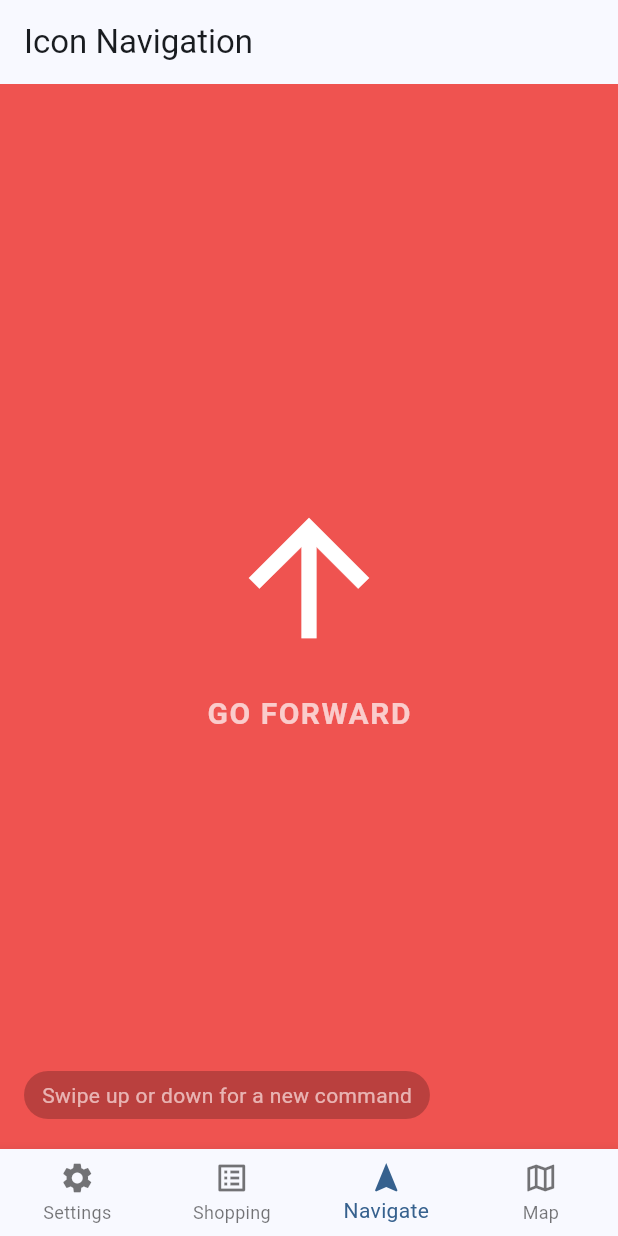
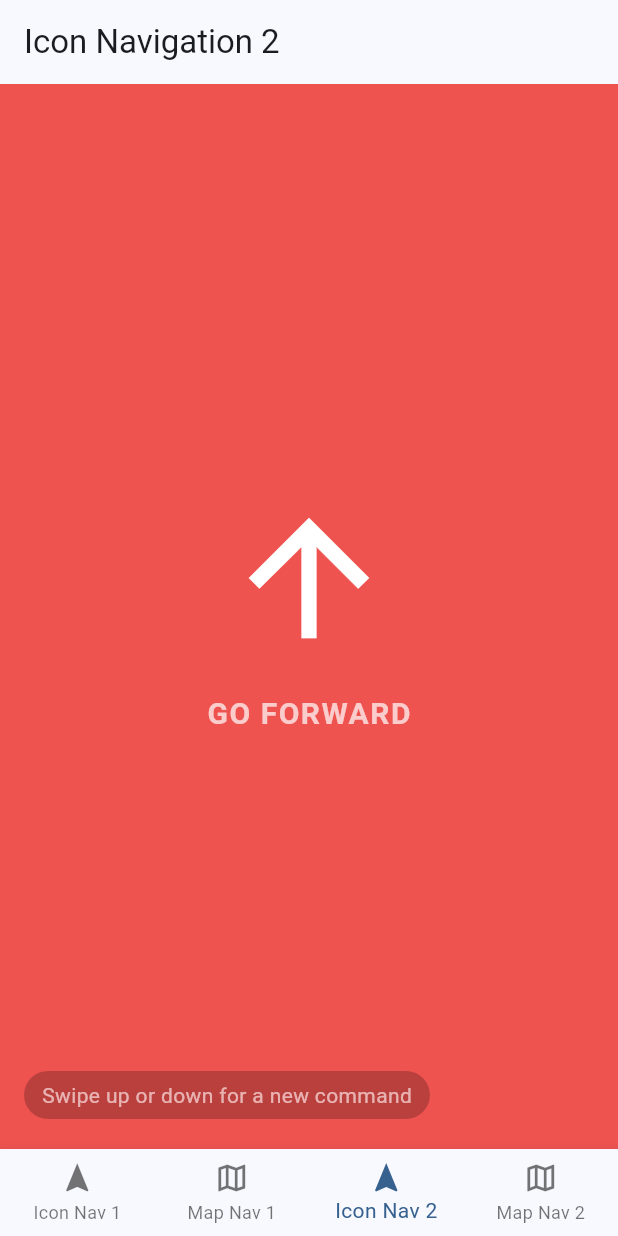
Before and after one commit to danielramel/supermarket-navigation, a Flutter app: the screen it shows after launch, item 3 of the bottom bar chosen, on a phone screen of 412 x 824 dp. Run offline on Flutter 3.47's test engine with Material 3 defaults, Android fonts, the phone set to English and light mode, and no system bars.

```diff
--- a/flutter_application_1/lib/main.dart
+++ b/flutter_application_1/lib/main.dart
@@ -1,7 +1,5 @@
 import 'package:flutter/material.dart';
 import 'package:flutter_application_1/widgets/bottom_hamburger_menu.dart';
-import 'package:flutter_application_1/pages/settings_page.dart';
-import 'package:flutter_application_1/pages/shopping_list_page.dart';
 import 'package:flutter_application_1/pages/navigation_menu_page.dart';
 import 'package:flutter_application_1/pages/map_navigation_page.dart';
 
@@ -36,17 +34,17 @@ class _HomePageState extends State<HomePage> {
   int _currentIndex = 0;
 
   static const List<Widget> _pages = <Widget>[
-    SettingsPage(),
-    ShoppingListPage(),
+    NavigationMenuPage(),
+    MapNavigationPage(),
     NavigationMenuPage(),
     MapNavigationPage(),
   ];
 
   static const List<String> _titles = <String>[
-    'Settings',
-    'Shopping List',
-    'Icon Navigation',
-    'Map Navigation',
+    'Icon Navigation 1',
+    'Map Navigation 1',
+    'Icon Navigation 2',
+    'Map Navigation 2',
   ];
 
   @override
--- a/flutter_application_1/lib/widgets/bottom_hamburger_menu.dart
+++ b/flutter_application_1/lib/widgets/bottom_hamburger_menu.dart
@@ -20,20 +20,20 @@ class BottomNavigationBarWidget extends StatelessWidget {
       onTap: onTap,
       items: const [
         BottomNavigationBarItem(
-          icon: Icon(Icons.settings),
-          label: 'Settings',
+          icon: Icon(Icons.navigation),
+          label: 'Icon Nav 1',
         ),
         BottomNavigationBarItem(
-          icon: Icon(Icons.list_alt),
-          label: 'Shopping',
+          icon: Icon(Icons.map_outlined),
+          label: 'Map Nav 1',
         ),
         BottomNavigationBarItem(
           icon: Icon(Icons.navigation),
-          label: 'Navigate',
+          label: 'Icon Nav 2',
         ),
         BottomNavigationBarItem(
           icon: Icon(Icons.map_outlined),
-          label: 'Map',
+          label: 'Map Nav 2',
         ),
       ],
     );
```
Also changed, not shown: flutter_application_1/lib/pages/settings_page.dart (deleted, +0 -12 lines), flutter_application_1/lib/pages/shopping_list_page.dart (deleted, +0 -174 lines), flutter_application_1/assets/2.png, flutter_application_1/assets/3.png, flutter_application_1/assets/4.png, flutter_application_1/assets/5.png, flutter_application_1/assets/6.png.
